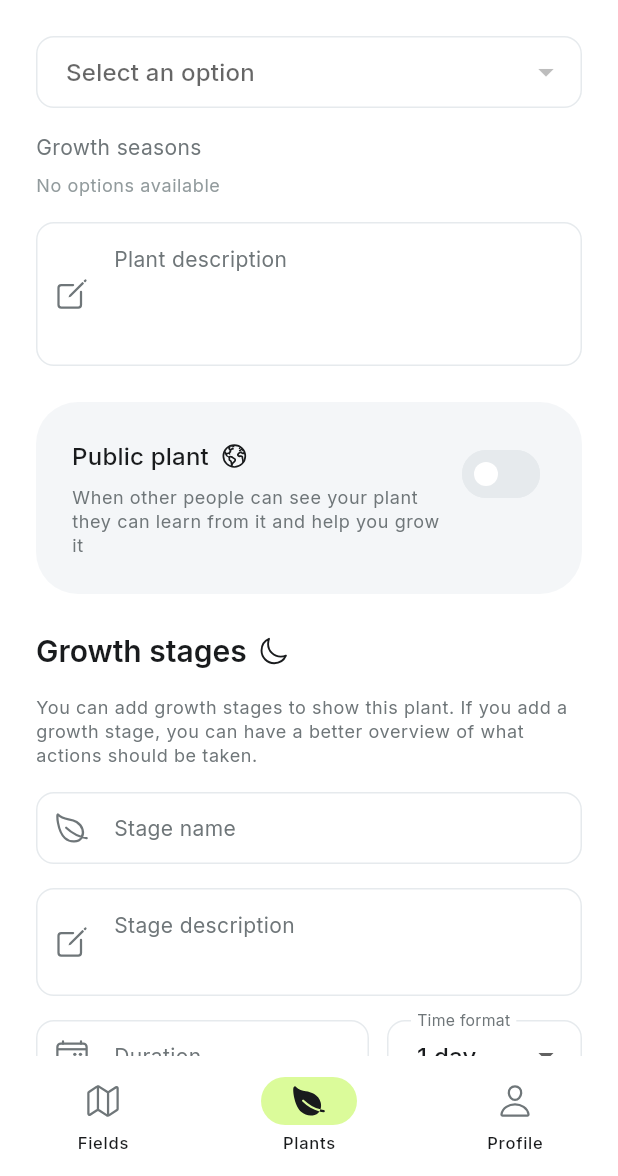
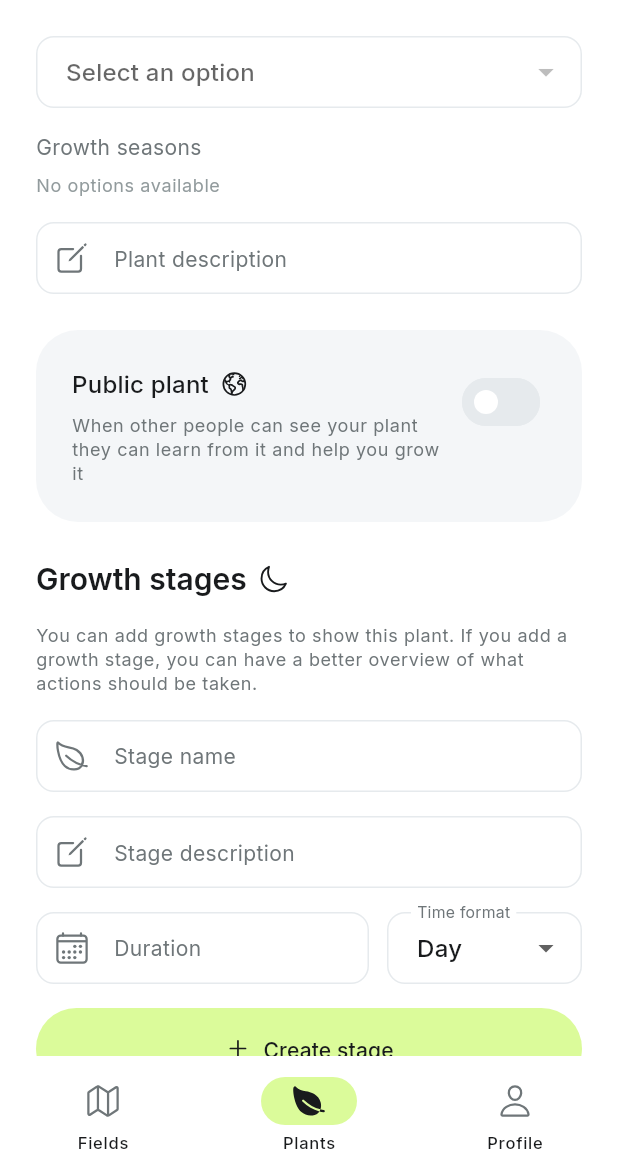
Before and after one commit to Mounix99/argots_app, a Flutter app: the CreatePlantScreen screen opened by its route, scrolled down 576 dp, on a phone screen of 412 x 824 dp, the part 60-1236 px from its top. Run offline on Flutter 3.47's test engine with Material 3 defaults, Android fonts, the phone set to English and light mode, and no system bars; drawn by our look-alikes of reactive_forms; our stand-ins replace equatable, flutter_bloc, flutter_easyloading, flutter_hooks, fpdart, get_it and 6 more; accounts and stored records are empty.

Commit message:
fix: resolve 11 plant creation bugs
- Replace AppBar action with FAB (icon-only) on PlantsScreen
- Add NSCameraUsageDescription / NSPhotoLibraryUsageDescription to
  Info.plist and CAMERA / storage permissions to AndroidManifest.xml;
  wrap pickPhoto in try-catch to handle denied permissions gracefully
- Create and seed 5 Supabase lookup tables (soil_types, plant_types,
  light_requirements, watering_frequencies, growth_seasons) with RLS,
  fixing plant family, soil type, light requirements, and watering
  frequency pickers that previously showed "No options available"
- Change plant and stage description fields to minLines:1 / maxLines:5
  so they start as a single line and expand as text is added
- Extend StageTimeFormat enum with months and years; replace "1 day /
  1 week" dropdown labels with unit-only strings (Day / Week / Month /
  Year) via new day_unit / week_unit / month_unit / year_unit l10n keys;
  update _LocalStageCard to display correct plurals for all 4 formats
- Move existing stage cards above the stage creation form
- Switch MyPlantsCubit to GetPlantsCreatedByMeUseCase (author_id) so
  "My plants" shows plants the user created
- Add AppEventBus singleton (broadcast StreamController) registered in
  DI; CreatePlantCubit fires AppEvent.plantsUpdated on success;
  MyPlantsCubit and PlantMarketCubit subscribe and auto-refresh,
  providing a general cross-widget refresh mechanism for future use
- Fix FilterChip label invisibility on white background by setting
  explicit backgroundColor (surfaceContainer) and per-state label
  colors; remove checkmark in favour of selectedColor fill

Made-with: Cursor

```diff
--- /dev/null
+++ b/lib/common/app_event_bus/app_event_bus.dart
@@ -0,0 +1,13 @@
+import 'dart:async';
+
+enum AppEvent { plantsUpdated, fieldsUpdated, profileUpdated }
+
+class AppEventBus {
+  final _controller = StreamController<AppEvent>.broadcast();
+
+  Stream<AppEvent> get stream => _controller.stream;
+
+  void fire(AppEvent event) => _controller.add(event);
+
+  void dispose() => _controller.close();
+}
--- a/lib/common/dependency_injection/dependency_injection_service.dart
+++ b/lib/common/dependency_injection/dependency_injection_service.dart
@@ -1,4 +1,5 @@
 import 'package:agrost_app/build_keys.dart';
+import 'package:agrost_app/common/app_event_bus/app_event_bus.dart';
 import 'package:agrost_app/common/navigation/agrost_router.dart';
 import 'package:agrost_app/common/system_values/system_values_cache.dart';
 import 'package:data/remote_data_source/plant_remote_data_source.dart';
@@ -60,6 +61,7 @@ class DIService {
     getIt.registerSingleton<Supabase>(
       await Supabase.initialize(url: BuildKeys.supabaseUrl, anonKey: BuildKeys.supabaseApiKey),
     );
+    getIt.registerSingleton<AppEventBus>(AppEventBus());
   }
 
   static Future<void> _registerDataSources() async {
--- a/lib/common/l10n/agrost_localizations.dart
+++ b/lib/common/l10n/agrost_localizations.dart
@@ -224,6 +224,42 @@ abstract class AppLocalizations {
   /// **'{days,plural, =1{{days} day}other{{days} days}}'**
   String days(num days);
 
+  /// No description provided for @months.
+  ///
+  /// In en, this message translates to:
+  /// **'{months,plural, =1{{months} month}other{{months} months}}'**
+  String months(num months);
+
+  /// No description provided for @years.
+  ///
+  /// In en, this message translates to:
+  /// **'{years,plural, =1{{years} year}other{{years} years}}'**
+  String years(num years);
+
+  /// No description provided for @day_unit.
+  ///
+  /// In en, this message translates to:
+  /// **'Day'**
+  String get day_unit;
+
+  /// No description provided for @week_unit.
+  ///
+  /// In en, this message translates to:
+  /// **'Week'**
+  String get week_unit;
+
+  /// No description provided for @month_unit.
+  ///
+  /// In en, this message translates to:
+  /// **'Month'**
+  String get month_unit;
+
+  /// No description provided for @year_unit.
+  ///
+  /// In en, this message translates to:
+  /// **'Year'**
+  String get year_unit;
+
   /// No description provided for @create_plant.
   ///
   /// In en, this message translates to:
--- a/lib/common/l10n/app_en.arb
+++ b/lib/common/l10n/app_en.arb
@@ -25,6 +25,12 @@
 
   "weeks": "{weeks,plural, =1{{weeks} week}other{{weeks} weeks}}",
   "days": "{days,plural, =1{{days} day}other{{days} days}}",
+  "months": "{months,plural, =1{{months} month}other{{months} months}}",
+  "years": "{years,plural, =1{{years} year}other{{years} years}}",
+  "day_unit": "Day",
+  "week_unit": "Week",
+  "month_unit": "Month",
+  "year_unit": "Year",
 
   "create_plant" : "Create plant",
   "basic_information" : "Basic information",
--- a/lib/common/l10n/app_uk.arb
+++ b/lib/common/l10n/app_uk.arb
@@ -25,6 +25,12 @@
 
   "weeks": "{weeks,plural, =1{{weeks} тиждень}other{{weeks} тижнів}}",
   "days": "{days,plural, =1{{days} день}other{{days} дні}}",
+  "months": "{months,plural, =1{{months} місяць}other{{months} місяців}}",
+  "years": "{years,plural, =1{{years} рік}other{{years} років}}",
+  "day_unit": "День",
+  "week_unit": "Тиждень",
+  "month_unit": "Місяць",
+  "year_unit": "Рік",
 
   "create_plant" : "Створити рослину",
   "basic_information" : "Основна інформація",
--- a/lib/features/home/plants/plant_market/plant_market_page.dart
+++ b/lib/features/home/plants/plant_market/plant_market_page.dart
@@ -1,3 +1,4 @@
+import 'package:agrost_app/common/app_event_bus/app_event_bus.dart';
 import 'package:agrost_app/common/dependency_injection/dependency_injection_service.dart';
 import 'package:agrost_app/common/extensions/context_extensions.dart';
 import 'package:agrost_app/features/home/plants/plant_market/plant_market_cubit.dart';
@@ -21,6 +22,7 @@ class PlantMarketPage extends HookWidget {
       create: (_) => PlantMarketCubit(
         DIService.get<GetMarketPlantsUseCase>(),
         DIService.get<AddPlantToUserUseCase>(),
+        DIService.get<AppEventBus>(),
       ),
       child: const PlantMarketPage(),
     );
--- a/lib/features/home/plants/user_plants_list/user_plants_list_page.dart
+++ b/lib/features/home/plants/user_plants_list/user_plants_list_page.dart
@@ -1,9 +1,10 @@
+import 'package:agrost_app/common/app_event_bus/app_event_bus.dart';
 import 'package:agrost_app/common/dependency_injection/dependency_injection_service.dart';
 import 'package:agrost_app/common/extensions/context_extensions.dart';
 import 'package:agrost_app/common/pagination/pagination_controller.dart';
 import 'package:agrost_app/features/home/plants/user_plants_list/user_plants_list_cubit.dart';
 import 'package:domain/plants/entities/plant_model.dart';
-import 'package:domain/plants/usecases/plant_usecases/get_user_plants_usecase.dart';
+import 'package:domain/plants/usecases/plant_usecases/get_plants_created_by_me_usecase.dart';
 import 'package:flutter/material.dart';
 import 'package:flutter_bloc/flutter_bloc.dart';
 import 'package:flutter_hooks/flutter_hooks.dart';
@@ -16,7 +17,8 @@ class MyPlantsPage extends HookWidget {
   static Widget create() {
     return BlocProvider(
         create: (context) => MyPlantsCubit(
-              DIService.get<GetUserPlantsUseCase>(),
+              DIService.get<GetPlantsCreatedByMeUseCase>(),
+              DIService.get<AppEventBus>(),
               userId: context.user!.id,
             ),
         child: const MyPlantsPage());
--- a/lib/features/plant/create_plant/create_plant_cubit.dart
+++ b/lib/features/plant/create_plant/create_plant_cubit.dart
@@ -1,3 +1,4 @@
+import 'package:agrost_app/common/app_event_bus/app_event_bus.dart';
 import 'package:agrost_app/common/state_management/base/request_state.dart';
 import 'package:agrost_app/common/system_values/system_values_cache.dart';
 import 'package:domain/plants/entities/plant_model.dart';
@@ -16,7 +17,7 @@ import 'package:reactive_forms/reactive_forms.dart';
 
 enum CreatePlantFormFields { plantName, plantFamily, description, stageName, stageDescription, stageDuration }
 
-enum StageTimeFormat { days, weeks }
+enum StageTimeFormat { days, weeks, months, years }
 
 class LocalStageData extends Equatable {
   final String name;
@@ -37,6 +38,10 @@ class LocalStageData extends Equatable {
         return duration * Duration.secondsPerDay;
       case StageTimeFormat.weeks:
         return duration * Duration.secondsPerDay * 7;
+      case StageTimeFormat.months:
+        return duration * Duration.secondsPerDay * 30;
+      case StageTimeFormat.years:
+        return duration * Duration.secondsPerDay * 365;
     }
   }
 
@@ -150,10 +155,12 @@ class CreatePlantCubit extends Cubit<CreatePlantState> {
     required AddPlantUseCase addPlantUseCase,
     required AddStageUseCase addStageUseCase,
     required SystemValuesCache systemValuesCache,
+    required AppEventBus appEventBus,
     required String authorId,
   })  : _addPlantUseCase = addPlantUseCase,
         _addStageUseCase = addStageUseCase,
         _systemValuesCache = systemValuesCache,
+        _appEventBus = appEventBus,
         _authorId = authorId,
         super(const CreatePlantState()) {
     _initForm();
@@ -163,6 +170,7 @@ class CreatePlantCubit extends Cubit<CreatePlantState> {
   final AddPlantUseCase _addPlantUseCase;
   final AddStageUseCase _addStageUseCase;
   final SystemValuesCache _systemValuesCache;
+  final AppEventBus _appEventBus;
   final String _authorId;
   final _imagePicker = ImagePicker();
 
@@ -203,9 +211,13 @@ class CreatePlantCubit extends Cubit<CreatePlantState> {
   }
 
   Future<void> pickPhoto(ImageSource source) async {
-    final file = await _imagePicker.pickImage(source: source, imageQuality: 85);
-    if (file != null) {
-      emit(state.copyWith(selectedPhoto: file));
+    try {
+      final file = await _imagePicker.pickImage(source: source, imageQuality: 85);
+      if (file != null) {
+        emit(state.copyWith(selectedPhoto: file));
+      }
+    } catch (_) {
+      // Permission denied or camera unavailable — silently ignore
     }
   }
 
@@ -324,6 +336,7 @@ class CreatePlantCubit extends Cubit<CreatePlantState> {
           );
           await _addStageUseCase(stageModel);
         }
+        _appEventBus.fire(AppEvent.plantsUpdated);
         emit(state.copyWith(requestState: RequestState.success));
       },
     );
--- a/lib/features/plant/create_plant/create_plant_screen.dart
+++ b/lib/features/plant/create_plant/create_plant_screen.dart
@@ -1,5 +1,6 @@
 import 'dart:io';
 
+import 'package:agrost_app/common/app_event_bus/app_event_bus.dart';
 import 'package:agrost_app/common/dependency_injection/dependency_injection_service.dart';
 import 'package:agrost_app/common/extensions/context_extensions.dart';
 import 'package:agrost_app/common/system_values/system_values_cache.dart';
@@ -35,6 +36,7 @@ class CreatePlantScreen extends HookWidget {
         addPlantUseCase: DIService.get<AddPlantUseCase>(),
         addStageUseCase: DIService.get<AddStageUseCase>(),
         systemValuesCache: DIService.get<SystemValuesCache>(),
+        appEventBus: DIService.get<AppEventBus>(),
         authorId: context.user!.id,
       ),
       child: const CreatePlantScreen(),
@@ -185,8 +187,8 @@ class _BasicInfoSection extends StatelessWidget {
               prefixIcon: const Icon(Ionicons.create_outline),
               alignLabelWithHint: true,
             ),
-            maxLines: 4,
-            minLines: 3,
+            maxLines: 5,
+            minLines: 1,
             textInputAction: TextInputAction.newline,
           ),
         ],
@@ -305,11 +307,18 @@ class _MultiSelectChips<T> extends StatelessWidget {
               final value = getValue(option);
               final isSelected = selectedValues.contains(value);
               return FilterChip(
-                label: Text(getLabel(option)),
+                label: Text(
+                  getLabel(option),
+                  style: TextStyle(
+                    color: isSelected ? AgrostColors.textPrimary : AgrostColors.textSecondary,
+                  ),
+                ),
                 selected: isSelected,
                 onSelected: (_) => onToggle(value),
+                backgroundColor: AgrostColors.surfaceContainer,
                 selectedColor: AgrostColors.primary,
                 checkmarkColor: AgrostColors.textPrimary,
+                showCheckmark: false,
               );
             }).toList(),
           ),
@@ -439,6 +448,19 @@ class _GrowthStagesSection extends HookWidget {
         ),
         AgrostSpacing.verticalLg,
 
+        // Existing stages list (shown above the form)
+        if (state.stages.isNotEmpty) ...[
+          ...state.stages.asMap().entries.map((entry) => Padding(
+                padding: const EdgeInsets.only(bottom: AgrostSpacing.md),
+                child: _LocalStageCard(
+                  stage: entry.value,
+                  stageNumber: entry.key + 1,
+                  onDelete: () => cubit.removeStage(entry.key),
+                ),
+              )),
+          AgrostSpacing.verticalLg,
+        ],
+
         // Stage sub-form
         ReactiveForm(
           formGroup: cubit.stageForm,
@@ -464,8 +486,8 @@ class _GrowthStagesSection extends HookWidget {
                   prefixIcon: const Icon(Ionicons.create_outline),
                   alignLabelWithHint: true,
                 ),
-                maxLines: 3,
-                minLines: 2,
+                maxLines: 5,
+                minLines: 1,
               ),
               AgrostSpacing.verticalLg,
               Row(
@@ -503,19 +525,6 @@ class _GrowthStagesSection extends HookWidget {
             ],
           ),
         ),
-
-        // Existing stages list
-        if (state.stages.isNotEmpty) ...[
-          AgrostSpacing.verticalLg,
-          ...state.stages.asMap().entries.map((entry) => Padding(
-                padding: const EdgeInsets.only(bottom: AgrostSpacing.md),
-                child: _LocalStageCard(
-                  stage: entry.value,
-                  stageNumber: entry.key + 1,
-                  onDelete: () => cubit.removeStage(entry.key),
-                ),
-              )),
-        ],
       ],
     );
   }
@@ -535,8 +544,10 @@ class _TimeFormatSelector extends HookWidget {
         contentPadding: AgrostSpacing.inputContentPadding,
       ),
       items: [
-        DropdownMenuItem(value: StageTimeFormat.days, child: Text(context.strings.days(1))),
-        DropdownMenuItem(value: StageTimeFormat.weeks, child: Text(context.strings.weeks(1))),
+        DropdownMenuItem(value: StageTimeFormat.days, child: Text(context.strings.day_unit)),
+        DropdownMenuItem(value: StageTimeFormat.weeks, child: Text(context.strings.week_unit)),
+        DropdownMenuItem(value: StageTimeFormat.months, child: Text(context.strings.month_unit)),
+        DropdownMenuItem(value: StageTimeFormat.years, child: Text(context.strings.year_unit)),
       ],
       onChanged: (value) {
         if (value != null) stageTimeFormat.value = value;
@@ -555,6 +566,19 @@ class _LocalStageCard extends StatelessWidget {
   final LocalStageData stage;
   final int stageNumber;
   final VoidCallback onDelete;
+
+  String _formatDuration(BuildContext context, LocalStageData stage) {
+    switch (stage.timeFormat) {
+      case StageTimeFormat.days:
+        return context.strings.days(stage.duration);
+      case StageTimeFormat.weeks:
+        return context.strings.weeks(stage.duration);
+      case StageTimeFormat.months:
+        return context.strings.months(stage.duration);
+      case StageTimeFormat.years:
+        return context.strings.years(stage.duration);
+    }
+  }
 
   @override
   Widget build(BuildContext context) {
@@ -583,7 +607,7 @@ class _LocalStageCard extends StatelessWidget {
           AgrostIconInfoRow(
             icon: Ionicons.calendar_outline,
             title: context.strings.duration,
-            subtitle: '${stage.duration} ${stage.timeFormat == StageTimeFormat.days ? context.strings.days(stage.duration) : context.strings.weeks(stage.duration)}',
+            subtitle: _formatDuration(context, stage),
           ),
         ],
       ),
```
Also changed, not shown: lib/common/l10n/agrost_localizations_en.dart (+34 -0 lines), lib/common/l10n/agrost_localizations_uk.dart (+34 -0 lines), lib/features/home/plants/plant_market/plant_market_cubit.dart (+16 -1 lines), lib/features/home/plants/plants_page.dart (+6 -15 lines), lib/features/home/plants/user_plants_list/user_plants_list_cubit.dart (+19 -4 lines), 2 other files.
